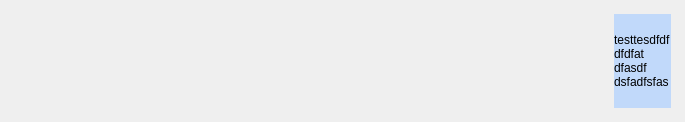
Above: UI/UI_msgbox.ui from guaba98/class_album before the change. Below: the same form after it.
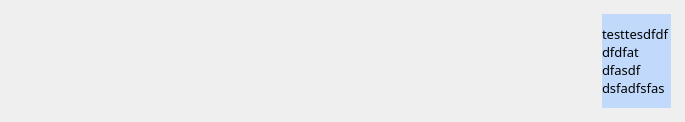
That is the form after the change.

Diff of the .ui file:
```diff
--- a/UI/UI_msgbox.ui
+++ b/UI/UI_msgbox.ui
@@ -67,6 +67,12 @@
          <height>16777215</height>
         </size>
        </property>
+       <property name="font">
+        <font>
+         <family>나눔스퀘어 네오 Regular</family>
+         <pointsize>10</pointsize>
+        </font>
+       </property>
        <property name="styleSheet">
         <string notr="true">background-color: rgb(193, 217, 250);</string>
        </property>
```
